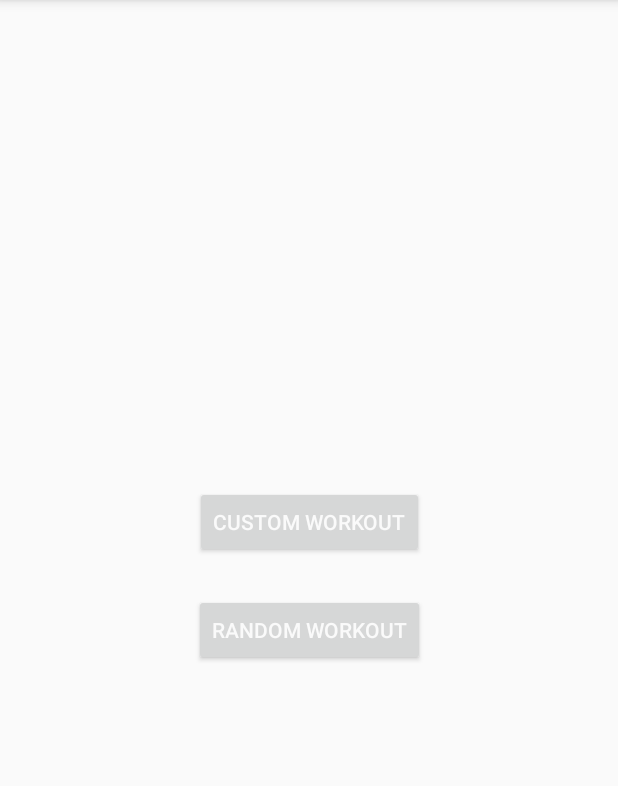
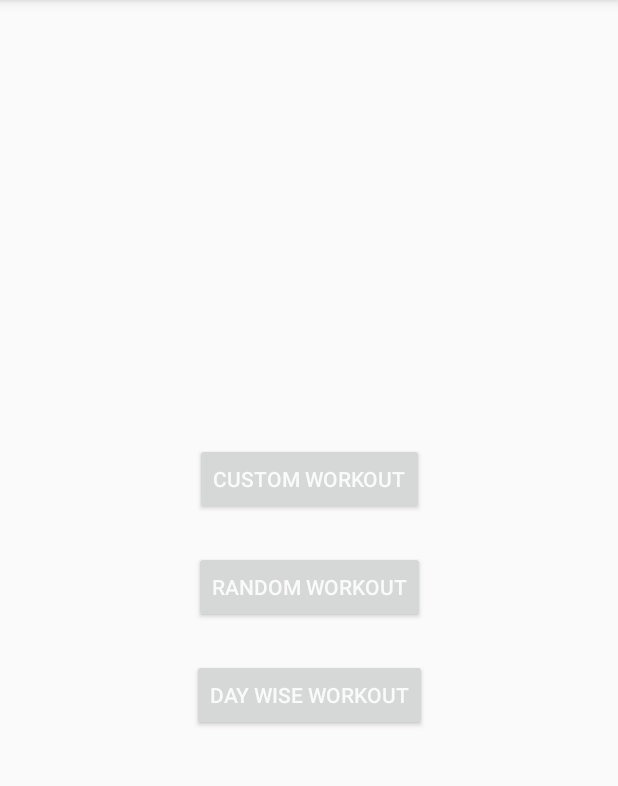
Before and after one commit to ZainAli-art/LCO-Home-Workout, an Android app: the screen it shows after launch (MainActivity), on a phone screen of 412 x 824 dp, the part 84-870 px from its top. Run offline under Robolectric (Android 15) with nearby library versions, the phone set to English and light mode, and no system bars.

Commit message:
added daywise sesssion to workout lifeccle

```diff
--- a/app/src/main/java/com/example/android/lcohomeworkout/ChooseWorkoutTypeFragment.java
+++ b/app/src/main/java/com/example/android/lcohomeworkout/ChooseWorkoutTypeFragment.java
@@ -15,6 +15,7 @@ import androidx.navigation.Navigation;
 
 public class ChooseWorkoutTypeFragment extends Fragment implements View.OnClickListener {
     private NavController navController;
+    private WorkoutViewModel viewModel;
 
     public ChooseWorkoutTypeFragment() {
         // Required empty public constructor
@@ -32,11 +33,15 @@ public class ChooseWorkoutTypeFragment extends Fragment implements View.OnClickL
         super.onViewCreated(view, savedInstanceState);
 
         navController = Navigation.findNavController(view);
+        viewModel = new ViewModelProvider(requireActivity()).get(WorkoutViewModel.class);
 
         Button customWorkoutButton = view.findViewById(R.id.customWorkoutButton);
         Button randomWorkoutButton = view.findViewById(R.id.randomWorkoutButton);
+        Button dayWiseWorkoutButton = view.findViewById(R.id.dayWiseWorkoutButton);
+
         customWorkoutButton.setOnClickListener(this);
         randomWorkoutButton.setOnClickListener(this);
+        dayWiseWorkoutButton.setOnClickListener(this);
     }
 
     @Override
@@ -48,6 +53,9 @@ public class ChooseWorkoutTypeFragment extends Fragment implements View.OnClickL
             case R.id.randomWorkoutButton:
                 navigateToRandomWorkout();
                 break;
+            case R.id.dayWiseWorkoutButton:
+                navigateToDayWiseWorkout();
+                break;
             default:
                 Toast.makeText(getContext(), "No Functionality added yet.", Toast.LENGTH_SHORT).show();
         }
@@ -58,9 +66,12 @@ public class ChooseWorkoutTypeFragment extends Fragment implements View.OnClickL
     }
 
     public void navigateToRandomWorkout() {
-        WorkoutViewModel viewModel = new ViewModelProvider(requireActivity()).get(WorkoutViewModel.class);
         viewModel.setWorkoutSession(Workout.getRandomSession());
+        navController.navigate(R.id.action_chooseWorkoutTypeFragment_to_workoutFragment);
+    }
 
+    public void navigateToDayWiseWorkout() {
+        viewModel.setWorkoutSession(DayWiseWorkoutSession.getTodaySession());
         navController.navigate(R.id.action_chooseWorkoutTypeFragment_to_workoutFragment);
     }
 }
--- a/app/src/main/res/layout/fragment_choose_workout_type.xml
+++ b/app/src/main/res/layout/fragment_choose_workout_type.xml
@@ -11,11 +11,17 @@
             android:layout_height="wrap_content" android:id="@+id/customWorkoutButton"
             app:layout_constraintEnd_toEndOf="parent" app:layout_constraintTop_toTopOf="parent"
             app:layout_constraintStart_toStartOf="parent" app:layout_constraintBottom_toBottomOf="parent"
-            app:layout_constraintVertical_bias="0.45"/>
+            app:layout_constraintVertical_bias="0.41000003"/>
     <Button
             android:text="@string/random_workout"
             android:layout_width="wrap_content"
             android:layout_height="wrap_content" android:id="@+id/randomWorkoutButton"
             app:layout_constraintEnd_toEndOf="parent" app:layout_constraintStart_toStartOf="parent"
             app:layout_constraintTop_toBottomOf="@+id/customWorkoutButton" android:layout_marginTop="24dp"/>
+    <Button
+            android:text="@string/day_wise_workout"
+            android:layout_width="wrap_content"
+            android:layout_height="wrap_content" android:id="@+id/dayWiseWorkoutButton"
+            app:layout_constraintEnd_toEndOf="parent" app:layout_constraintStart_toStartOf="parent"
+            app:layout_constraintTop_toBottomOf="@+id/randomWorkoutButton" android:layout_marginTop="24dp"/>
 </androidx.constraintlayout.widget.ConstraintLayout>
--- a/app/src/main/res/values/strings.xml
+++ b/app/src/main/res/values/strings.xml
@@ -16,6 +16,7 @@
     <string name="choose_cycles">Choose Cycles</string>
     <string name="custom_workout">Custom Workout</string>
     <string name="random_workout">Random Workout</string>
+    <string name="day_wise_workout">Day Wise Workout</string>
 
     <!-- TODO: Remove or change this placeholder text -->
     <string name="hello_blank_fragment">Hello blank fragment</string>
```
Also changed, not shown: app/src/main/java/com/example/android/lcohomeworkout/DayWiseWorkoutSession.java (line endings or trailing spaces).
